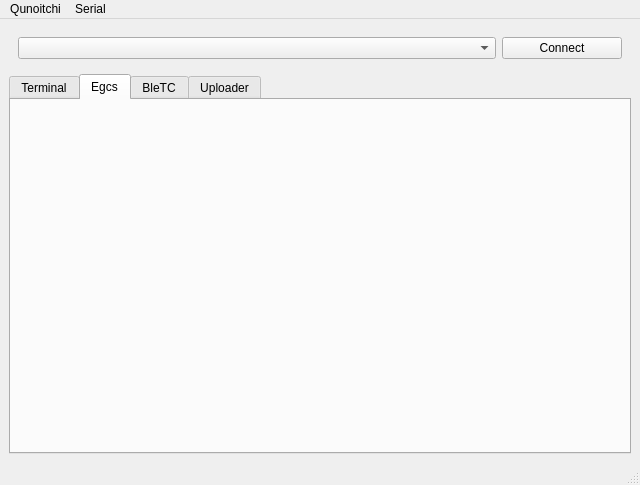
gbox3d/fireBolt, file utils/kunoitch/UI/mainWindow.ui: the form before one commit.
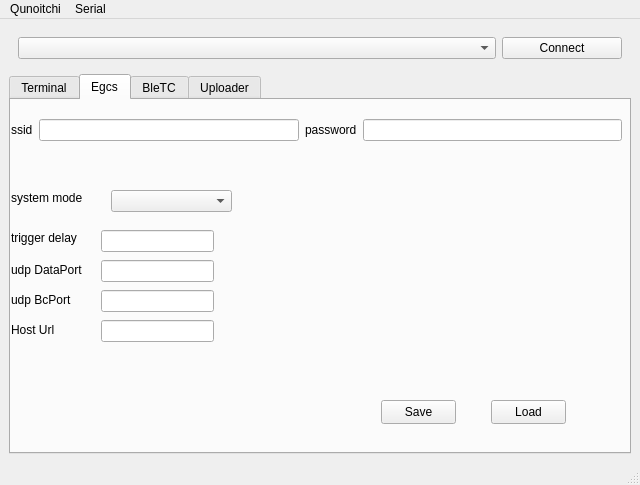
The form after the commit. The open tabs and pages were chosen to show the change.

```diff
--- a/utils/kunoitch/UI/mainWindow.ui
+++ b/utils/kunoitch/UI/mainWindow.ui
@@ -95,6 +95,179 @@
        <attribute name="title">
         <string>Egcs</string>
        </attribute>
+       <widget class="QWidget" name="egcs_wifi_setup" native="true">
+        <property name="geometry">
+         <rect>
+          <x>0</x>
+          <y>10</y>
+          <width>611</width>
+          <height>40</height>
+         </rect>
+        </property>
+        <layout class="QHBoxLayout" name="horizontalLayout_3">
+         <item>
+          <widget class="QLabel" name="label_2">
+           <property name="text">
+            <string>ssid</string>
+           </property>
+          </widget>
+         </item>
+         <item>
+          <widget class="QLineEdit" name="le_ssid"/>
+         </item>
+         <item>
+          <widget class="QLabel" name="label_3">
+           <property name="text">
+            <string>password</string>
+           </property>
+          </widget>
+         </item>
+         <item>
+          <widget class="QLineEdit" name="lePasswd"/>
+         </item>
+        </layout>
+       </widget>
+       <widget class="QPushButton" name="btnEgcsSave">
+        <property name="geometry">
+         <rect>
+          <x>370</x>
+          <y>300</y>
+          <width>75</width>
+          <height>24</height>
+         </rect>
+        </property>
+        <property name="text">
+         <string>Save</string>
+        </property>
+       </widget>
+       <widget class="QPushButton" name="btnEgcsLoad">
+        <property name="geometry">
+         <rect>
+          <x>480</x>
+          <y>300</y>
+          <width>75</width>
+          <height>24</height>
+         </rect>
+        </property>
+        <property name="text">
+         <string>Load</string>
+        </property>
+       </widget>
+       <widget class="QLabel" name="label_4">
+        <property name="geometry">
+         <rect>
+          <x>0</x>
+          <y>90</y>
+          <width>81</width>
+          <height>16</height>
+         </rect>
+        </property>
+        <property name="text">
+         <string>system mode</string>
+        </property>
+       </widget>
+       <widget class="QComboBox" name="cbSystemMode">
+        <property name="geometry">
+         <rect>
+          <x>100</x>
+          <y>90</y>
+          <width>121</width>
+          <height>22</height>
+         </rect>
+        </property>
+       </widget>
+       <widget class="QLabel" name="label_5">
+        <property name="geometry">
+         <rect>
+          <x>0</x>
+          <y>130</y>
+          <width>71</width>
+          <height>16</height>
+         </rect>
+        </property>
+        <property name="text">
+         <string>trigger delay</string>
+        </property>
+       </widget>
+       <widget class="QLineEdit" name="leTriggerDelay">
+        <property name="geometry">
+         <rect>
+          <x>90</x>
+          <y>130</y>
+          <width>113</width>
+          <height>22</height>
+         </rect>
+        </property>
+       </widget>
+       <widget class="QLineEdit" name="leUdpDataPort">
+        <property name="geometry">
+         <rect>
+          <x>90</x>
+          <y>160</y>
+          <width>113</width>
+          <height>22</height>
+         </rect>
+        </property>
+       </widget>
+       <widget class="QLineEdit" name="leUdpDataBroadCastPort">
+        <property name="geometry">
+         <rect>
+          <x>90</x>
+          <y>190</y>
+          <width>113</width>
+          <height>22</height>
+         </rect>
+        </property>
+       </widget>
+       <widget class="QLineEdit" name="leRemoteHost">
+        <property name="geometry">
+         <rect>
+          <x>90</x>
+          <y>220</y>
+          <width>113</width>
+          <height>22</height>
+         </rect>
+        </property>
+       </widget>
+       <widget class="QLabel" name="label_6">
+        <property name="geometry">
+         <rect>
+          <x>0</x>
+          <y>160</y>
+          <width>81</width>
+          <height>20</height>
+         </rect>
+        </property>
+        <property name="text">
+         <string>udp DataPort</string>
+        </property>
+       </widget>
+       <widget class="QLabel" name="label_7">
+        <property name="geometry">
+         <rect>
+          <x>0</x>
+          <y>190</y>
+          <width>81</width>
+          <height>20</height>
+         </rect>
+        </property>
+        <property name="text">
+         <string>udp BcPort</string>
+        </property>
+       </widget>
+       <widget class="QLabel" name="label_8">
+        <property name="geometry">
+         <rect>
+          <x>0</x>
+          <y>220</y>
+          <width>81</width>
+          <height>20</height>
+         </rect>
+        </property>
+        <property name="text">
+         <string>Host Url</string>
+        </property>
+       </widget>
       </widget>
       <widget class="QWidget" name="tabBleTC">
        <attribute name="title">
```
Left out of the diff: 2 changed lines with no effect on the pictures.
